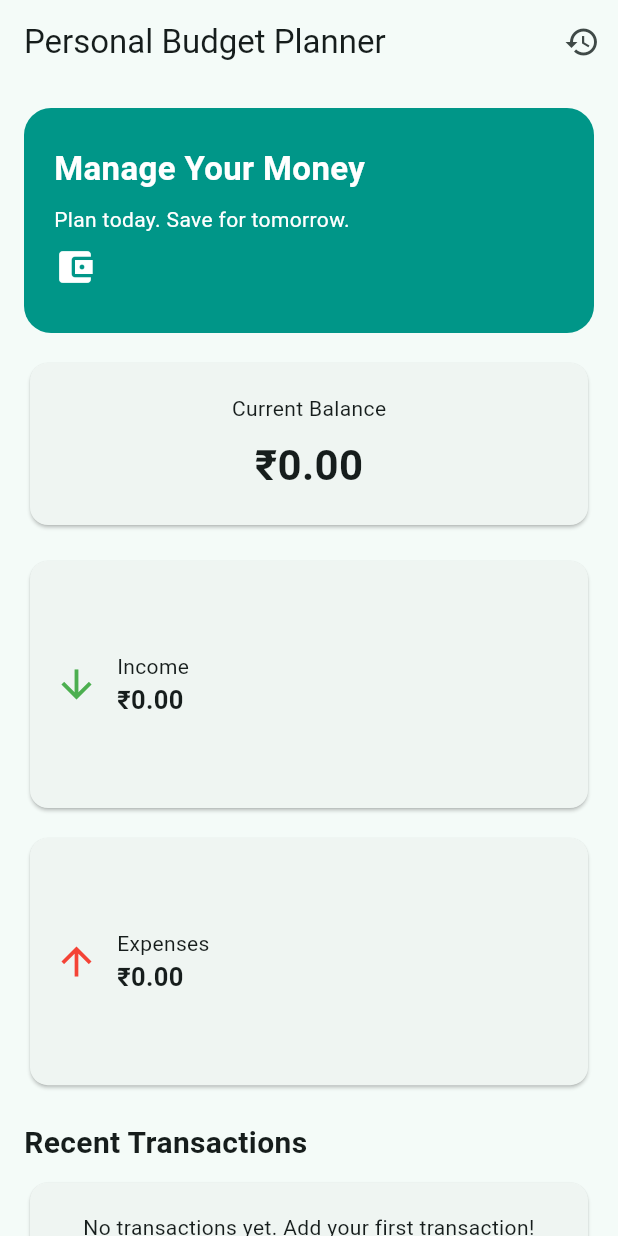
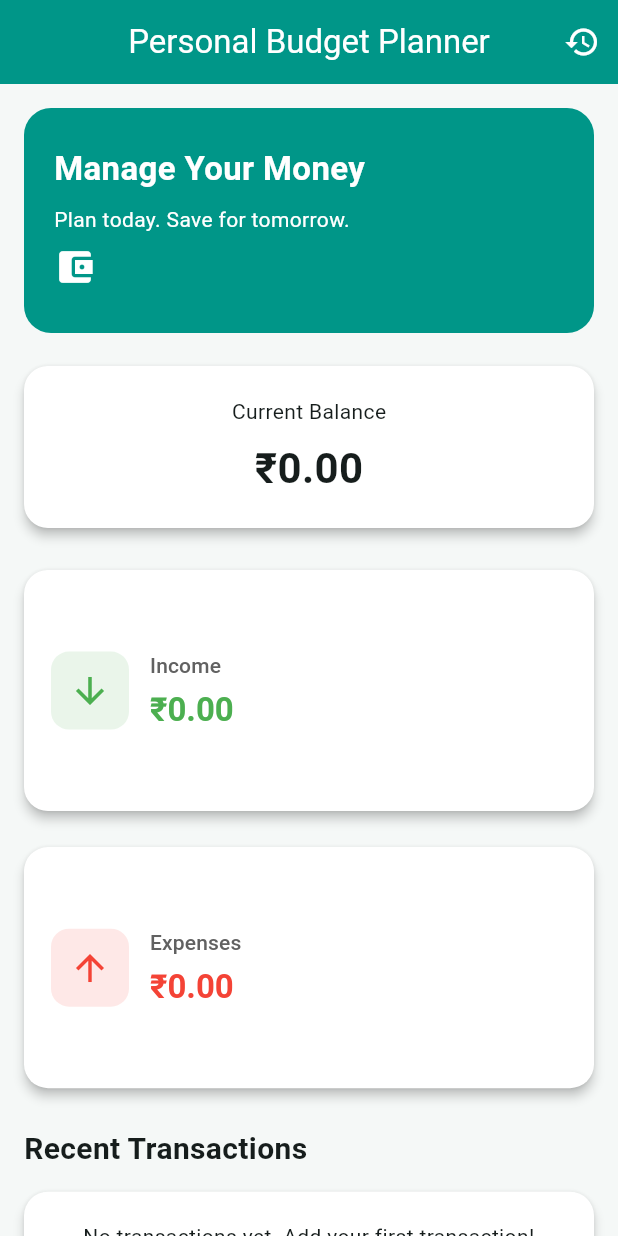
Before and after one commit to sreelasyagomatam-17/PERSONAL-BUDGET-PLANNER, a Flutter app: the screen it shows after launch, on a phone screen of 412 x 824 dp. Run offline on Flutter 3.47's test engine with Material 3 defaults, Android fonts, the phone set to English and light mode, and no system bars.

Commit message:
Add custom widgets and application theme

```diff
--- a/lib/main.dart
+++ b/lib/main.dart
@@ -32,12 +32,44 @@ Widget build(BuildContext context) {
   return MaterialApp(
       title: 'Personal Budget Planner',
       debugShowCheckedModeBanner: false,
-      theme: ThemeData(
-        colorScheme: ColorScheme.fromSeed(
-          seedColor: Colors.teal,
-        ),
-        useMaterial3: true,
+    theme: ThemeData(
+  colorScheme: ColorScheme.fromSeed(
+    seedColor: Colors.teal,
+  ),
+  useMaterial3: true,
+
+  // Experiment 6: Custom application theme
+  scaffoldBackgroundColor: const Color(0xFFF5F8F7),
+
+  appBarTheme: const AppBarTheme(
+    backgroundColor: Colors.teal,
+    foregroundColor: Colors.white,
+    centerTitle: true,
+  ),
+
+  cardTheme: CardThemeData(
+    color: Colors.white,
+    elevation: 3,
+    margin: const EdgeInsets.symmetric(vertical: 6),
+    shape: RoundedRectangleBorder(
+      borderRadius: BorderRadius.circular(16),
+    ),
+  ),
+
+  elevatedButtonTheme: ElevatedButtonThemeData(
+    style: ElevatedButton.styleFrom(
+      backgroundColor: Colors.teal,
+      foregroundColor: Colors.white,
+      padding: const EdgeInsets.symmetric(
+        horizontal: 24,
+        vertical: 14,
       ),
+      shape: RoundedRectangleBorder(
+        borderRadius: BorderRadius.circular(12),
+      ),
+    ),
+  ),
+),
       onGenerateRoute: (settings) {
         if (settings.name == '/add') {
           return MaterialPageRoute(
@@ -273,7 +305,7 @@ class DashboardScreen extends StatelessWidget {
     );
   }
 }
-
+// Experiment 6: Custom reusable Summary Card widget
 class SummaryCard extends StatelessWidget {
   final String title;
   final double amount;
@@ -290,24 +322,47 @@ class SummaryCard extends StatelessWidget {
 
   @override
   Widget build(BuildContext context) {
+    final theme = Theme.of(context);
+
     return Card(
+      clipBehavior: Clip.antiAlias,
       child: Padding(
-        padding: const EdgeInsets.all(16),
+        padding: const EdgeInsets.all(18),
         child: Row(
           children: [
-            Icon(icon, color: color, size: 30),
-            const SizedBox(width: 12),
+            Container(
+              padding: const EdgeInsets.all(12),
+              decoration: BoxDecoration(
+                color: color.withValues(alpha: 0.12),
+                borderRadius: BorderRadius.circular(12),
+              ),
+              child: Icon(
+                icon,
+                color: color,
+                size: 28,
+              ),
+            ),
+            const SizedBox(width: 14),
             Expanded(
               child: Column(
                 mainAxisAlignment: MainAxisAlignment.center,
                 crossAxisAlignment: CrossAxisAlignment.start,
                 children: [
-                  Text(title),
+                  Text(
+                    title,
+                    style: theme.textTheme.titleSmall?.copyWith(
+                      color: Colors.grey.shade700,
+                      fontWeight: FontWeight.w500,
+                    ),
+                  ),
+                  const SizedBox(height: 6),
                   Text(
                     '₹${amount.toStringAsFixed(2)}',
-                    style: const TextStyle(
-                      fontSize: 17,
+                    maxLines: 1,
+                    overflow: TextOverflow.ellipsis,
+                    style: theme.textTheme.titleLarge?.copyWith(
                       fontWeight: FontWeight.bold,
+                      color: color,
                     ),
                   ),
                 ],
@@ -319,6 +374,7 @@ class SummaryCard extends StatelessWidget {
     );
   }
 }
+
 
 class TransactionTile extends StatelessWidget {
   final Map<String, dynamic> transaction;
```
Also changed, not shown: 1 other file.
